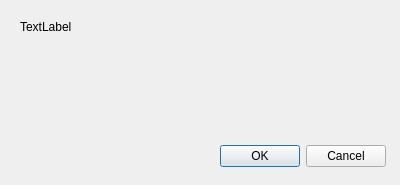
First picture: the form in src/ui/WizUserServiceExprDialog.ui, repository WizTeam/WizQTClient, before the edit.
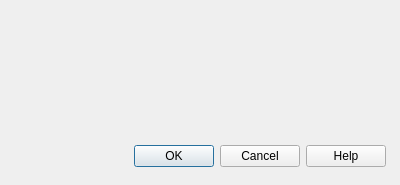
Second picture: the form after the edit.

Patch:
```diff
--- a/src/ui/WizUserServiceExprDialog.ui
+++ b/src/ui/WizUserServiceExprDialog.ui
@@ -16,9 +16,9 @@
   <widget class="QDialogButtonBox" name="buttonBox">
    <property name="geometry">
     <rect>
-     <x>45</x>
+     <x>15</x>
      <y>140</y>
-     <width>341</width>
+     <width>371</width>
      <height>32</height>
     </rect>
    </property>
@@ -26,7 +26,7 @@
     <enum>Qt::Horizontal</enum>
    </property>
    <property name="standardButtons">
-    <set>QDialogButtonBox::Cancel|QDialogButtonBox::Ok</set>
+    <set>QDialogButtonBox::Cancel|QDialogButtonBox::Help|QDialogButtonBox::Ok</set>
    </property>
   </widget>
   <widget class="QLabel" name="label">
@@ -39,11 +39,14 @@
     </rect>
    </property>
    <property name="text">
-    <string>TextLabel</string>
+    <string/>
    </property>
    <property name="alignment">
     <set>Qt::AlignLeading|Qt::AlignLeft|Qt::AlignTop</set>
    </property>
+   <property name="wordWrap">
+    <bool>true</bool>
+   </property>
   </widget>
  </widget>
  <tabstops>
```
Left out of the diff: 20 changed lines with no effect on the pictures.
